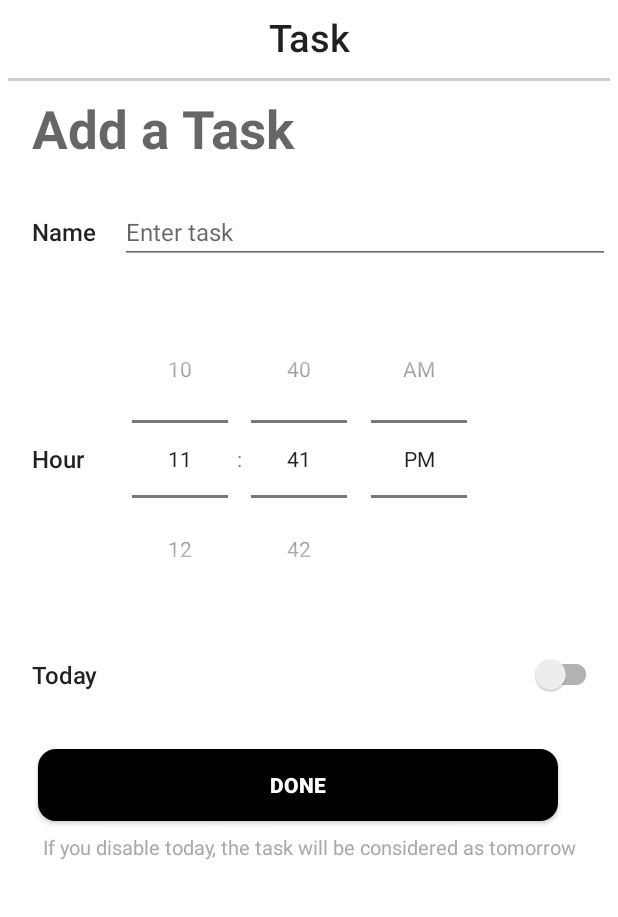
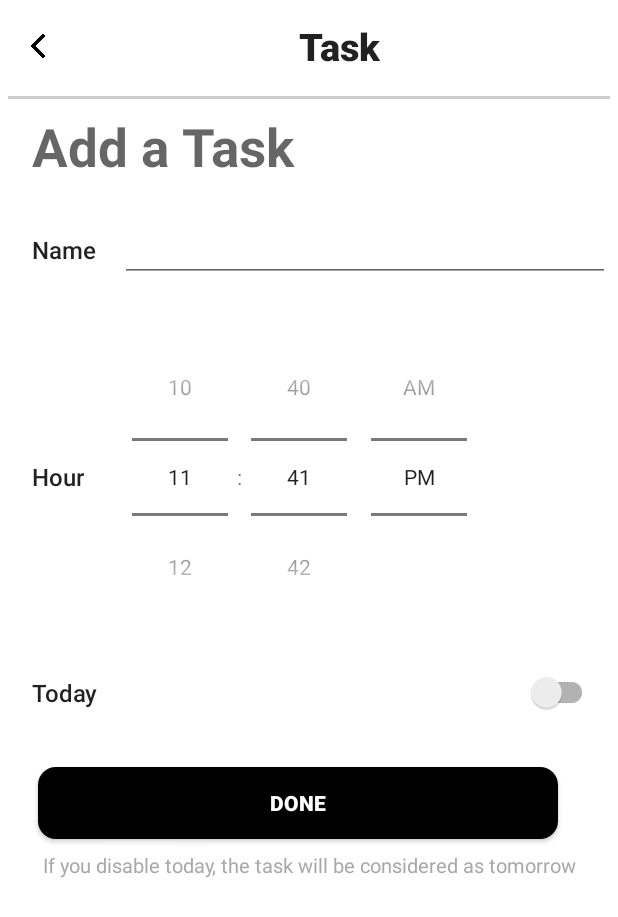
Before and after one commit to BhojrajCoditas/ToDoApps, an Android app built with Jetpack Compose: the AddTaskFragment screen opened through its navigation route, on a phone screen of 412 x 824 dp. Shown: the top 917 px of the screen. Run offline under Robolectric (Android 15) with nearby library versions, the phone set to English and light mode, and no system bars; our stand-ins replace Room's generated code.

Commit message:
added the navigation back to task list from add task

```diff
--- a/app/src/main/java/com/example/todoapps/ui/addtask/AddTaskFragment.kt
+++ b/app/src/main/java/com/example/todoapps/ui/addtask/AddTaskFragment.kt
@@ -38,6 +38,10 @@ class AddTaskFragment : Fragment() {
                 taskViewModel.insert(task)
                 findNavController().popBackStack()
             }
+
+        }
+        binding.ivBack.setOnClickListener {
+            findNavController().popBackStack()
         }
     }
 }
--- a/app/src/main/res/layout/fragment_add_task.xml
+++ b/app/src/main/res/layout/fragment_add_task.xml
@@ -8,15 +8,33 @@
     android:background="@android:color/white">
 
     <!-- Title -->
-    <TextView
+    <LinearLayout
         android:layout_width="match_parent"
         android:layout_height="wrap_content"
-        android:text="Task"
-        android:textSize="25sp"
-        android:paddingBottom="2dp"
-        android:paddingTop="2dp"
-        android:textAlignment="center"
-        android:textAppearance="@style/TextAppearance.AppCompat.Widget.ActionBar.Title"/>
+        android:orientation="horizontal"
+        android:gravity="center_vertical"
+        android:padding="8dp">
+
+        <ImageView
+            android:id="@+id/iv_back"
+            android:layout_width="24dp"
+            android:layout_height="24dp"
+            android:layout_marginEnd="16dp"
+            android:src="@drawable/left_arrow"
+            android:padding="4dp"
+             />
+
+        <TextView
+            android:layout_width="0dp"
+            android:layout_height="wrap_content"
+            android:layout_weight="1"
+            android:text="Task"
+            android:textSize="25sp"
+            android:textStyle="bold"
+            android:textAppearance="@style/TextAppearance.AppCompat.Widget.ActionBar.Title"
+            android:textAlignment="center" />
+    </LinearLayout>
+
     <View
         android:layout_width="match_parent"
         android:layout_height="2dp"
@@ -53,7 +71,6 @@
             android:layout_width="0dp"
             android:layout_height="wrap_content"
             android:layout_weight="1"
-            android:hint="Enter task"
             android:textSize="16sp" />
     </LinearLayout>
 
@@ -101,7 +118,7 @@
             android:id="@+id/switch_today"
             android:layout_width="wrap_content"
             android:layout_height="wrap_content"
-            android:paddingRight="5dp"
+            android:paddingRight="8dp"
             />
     </LinearLayout>
 
```
Also changed, not shown: app/src/main/res/drawable/left_arrow.png (added).
